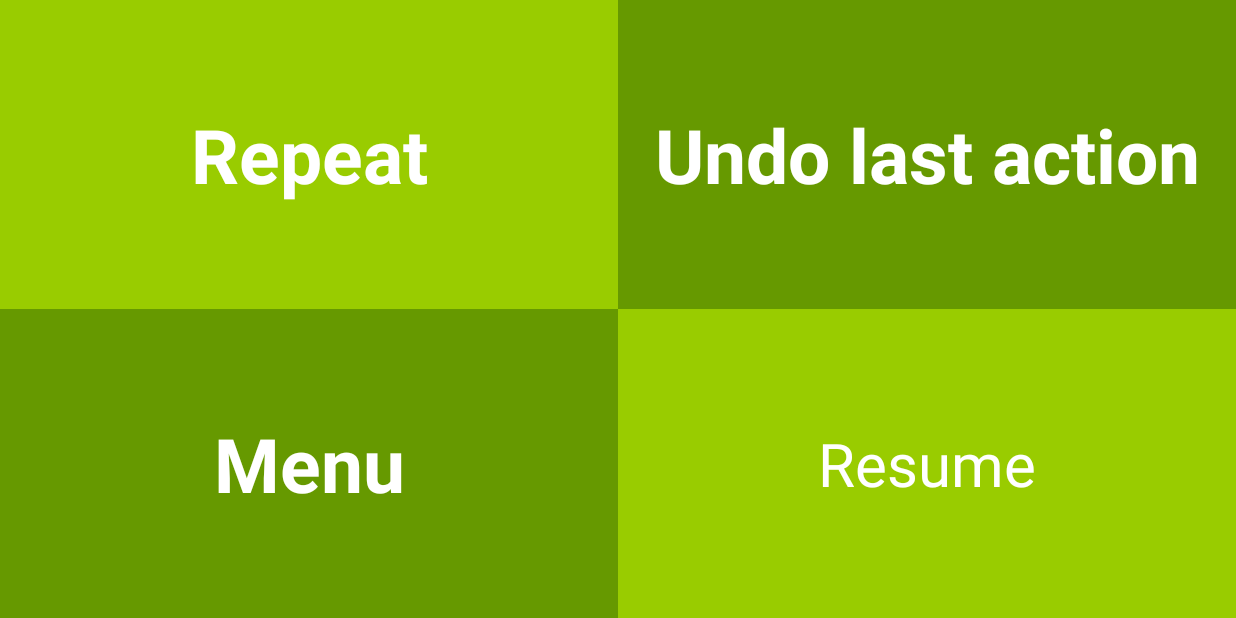
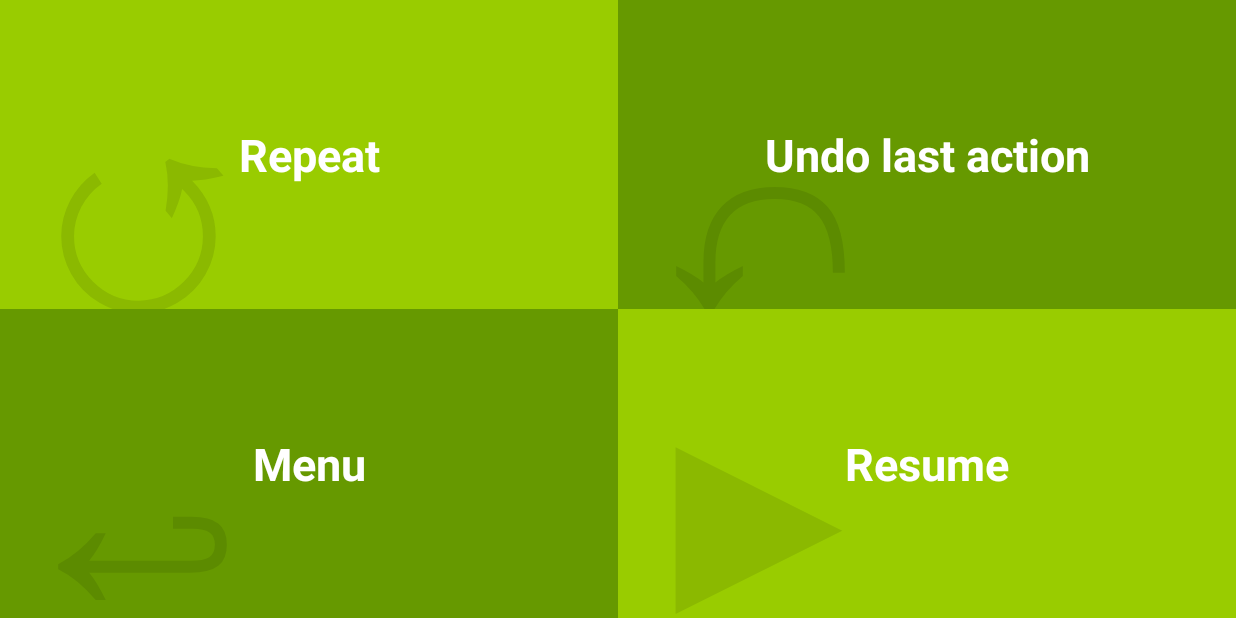
Before and after one commit to Yanonix/Adventure, an Android app: the PauseActivity screen opened directly, with no data from a screen before it, on a phone screen of 824 x 412 dp (held sideways). Run offline under Robolectric (Android 15) with nearby library versions, the phone set to English and light mode, and no system bars.

Commit message:
Add icons to pause

```diff
--- a/app/src/main/java/com/aventure/GameActivity.java
+++ b/app/src/main/java/com/aventure/GameActivity.java
@@ -49,6 +49,7 @@ public class GameActivity extends Activity {
         for (int i = 0; i < buttons.size(); i++) {
             final int j = i;
             Button b = buttons.get(i);
+            b.setText("");
             b.setOnClickListener(new View.OnClickListener() {
                 @Override
                 public void onClick(View v) {
--- a/app/src/main/res/layout/game.xml
+++ b/app/src/main/res/layout/game.xml
@@ -122,11 +122,13 @@
                 <TextView
                     android:layout_width="wrap_content"
                     android:layout_height="wrap_content"
-                    android:text="II"
                     android:textColor="#18000000"
                     android:textSize="190dp"
                     android:layout_gravity="center_vertical"
-                    android:layout_weight="1.0" />
+                    android:layout_weight="1.0"
+                    android:text="&#9654;" />
+
+
 
                 <Button
                     android:id="@+id/buttonMenu"
@@ -138,6 +140,7 @@
                     android:textStyle="bold"
                     android:layout_weight="1.0"
                     android:textSize="30dp" />
+
             </RelativeLayout>
 
         </LinearLayout>
--- a/app/src/main/res/layout/home.xml
+++ b/app/src/main/res/layout/home.xml
@@ -6,7 +6,8 @@
     <LinearLayout
         android:layout_width="match_parent"
         android:layout_height="match_parent"
-        android:orientation="vertical">
+        android:orientation="vertical"
+        >
 
         <LinearLayout
             android:layout_width="match_parent"
@@ -54,7 +55,7 @@
                 android:textStyle="bold"
                 android:layout_weight="1.0"
                 android:textSize="60dp"
-                android:text="Mirror" />
+                android:text="Unicorns" />
 
             <Button
                 android:id="@+id/buttonD"
--- a/app/src/main/res/layout/pause.xml
+++ b/app/src/main/res/layout/pause.xml
@@ -14,30 +14,67 @@
             android:layout_weight="1.0"
 
             android:orientation="horizontal" >
+            <RelativeLayout
+                android:layout_width="match_parent"
+                android:layout_height="match_parent"
+                android:layout_weight="1.0"
+                android:background="@android:color/holo_green_light"
+                android:orientation="horizontal" >
+
+                <TextView
+                    android:layout_width="wrap_content"
+                    android:layout_height="wrap_content"
+                    android:textColor="#18000000"
+                    android:textSize="190dp"
+                    android:layout_gravity="center_vertical"
+                    android:layout_weight="1.0"
+                    android:text="↺" />
+
 
                 <Button
                     android:id="@+id/buttonA"
                     android:layout_width="match_parent"
                     android:layout_height="match_parent"
-                android:background="@android:color/holo_green_light"
+                    android:text="Repeat"
                     android:textColor="@android:color/white"
+                    android:background="@android:color/transparent"
                     android:textStyle="bold"
+                    android:onClick="clickA"
                     android:layout_weight="1.0"
-                android:onClick="clickA"
-                android:textSize="50dp"
-                android:text="Repeat" />
+                    android:textSize="30dp" />
+            </RelativeLayout>
+
+            <RelativeLayout
+                android:layout_width="match_parent"
+                android:layout_height="match_parent"
+                android:layout_weight="1.0"
+                android:background="@android:color/holo_green_dark"
+                android:orientation="horizontal" >
+
+                <TextView
+                    android:layout_width="wrap_content"
+                    android:layout_height="wrap_content"
+                    android:textColor="#18000000"
+                    android:textSize="190dp"
+                    android:layout_gravity="center_vertical"
+                    android:layout_weight="1.0"
+                    android:text="↶" />
+
 
                 <Button
                     android:id="@+id/buttonB"
                     android:layout_width="match_parent"
                     android:layout_height="match_parent"
-                android:background="@android:color/holo_green_dark"
+                    android:text="Undo last action"
                     android:textColor="@android:color/white"
+                    android:background="@android:color/transparent"
                     android:textStyle="bold"
+                    android:onClick="clickB"
                     android:layout_weight="1.0"
-                android:textSize="50dp"
-                android:text="Undo last action"
-                android:onClick="clickB" />
+                    android:textSize="30dp" />
+
+            </RelativeLayout>
+
 
         </LinearLayout>
 
@@ -47,28 +84,69 @@
             android:layout_weight="1.0"
             android:baselineAligned="false">
 
+
+            <RelativeLayout
+                android:layout_width="match_parent"
+                android:layout_height="match_parent"
+                android:layout_weight="1.0"
+                android:background="@android:color/holo_green_dark"
+                android:orientation="horizontal" >
+
+                <TextView
+                    android:layout_width="wrap_content"
+                    android:layout_height="wrap_content"
+                    android:textColor="#18000000"
+                    android:textSize="190dp"
+                    android:layout_gravity="center_vertical"
+                    android:layout_weight="1.0"
+                    android:text="↩" />
+
+
                 <Button
                     android:id="@+id/buttonC"
                     android:layout_width="match_parent"
                     android:layout_height="match_parent"
-                android:background="@android:color/holo_green_dark"
+                    android:text="Menu"
                     android:textColor="@android:color/white"
+                    android:background="@android:color/transparent"
                     android:textStyle="bold"
+                    android:onClick="clickC"
                     android:layout_weight="1.0"
-                android:textSize="50dp"
-                android:onClick="clickC"
-                android:text="Menu" />
+                    android:textSize="30dp" />
+
+            </RelativeLayout>
+
+
+            <RelativeLayout
+                android:layout_width="match_parent"
+                android:layout_height="match_parent"
+                android:layout_weight="1.0"
+                android:background="@android:color/holo_green_light"
+                android:orientation="horizontal" >
+
+                <TextView
+                    android:layout_width="wrap_content"
+                    android:layout_height="wrap_content"
+                    android:textColor="#18000000"
+                    android:textSize="190dp"
+                    android:layout_gravity="center_vertical"
+                    android:layout_weight="1.0"
+                    android:text="&#9654;" />
+
 
                 <Button
                     android:id="@+id/buttonD"
                     android:layout_width="match_parent"
                     android:layout_height="match_parent"
-                android:background="@android:color/holo_green_light"
+                    android:text="Resume"
                     android:textColor="@android:color/white"
+                    android:background="@android:color/transparent"
+                    android:textStyle="bold"
+                    android:onClick="clickD"
                     android:layout_weight="1.0"
-                android:onClick="clickD"
-                android:textSize="40dp"
-                android:text="Resume" />
+                    android:textSize="30dp" />
+
+            </RelativeLayout>
 
         </LinearLayout>
     </LinearLayout>
```
Lines whose indentation alone changed are shown as unchanged.
